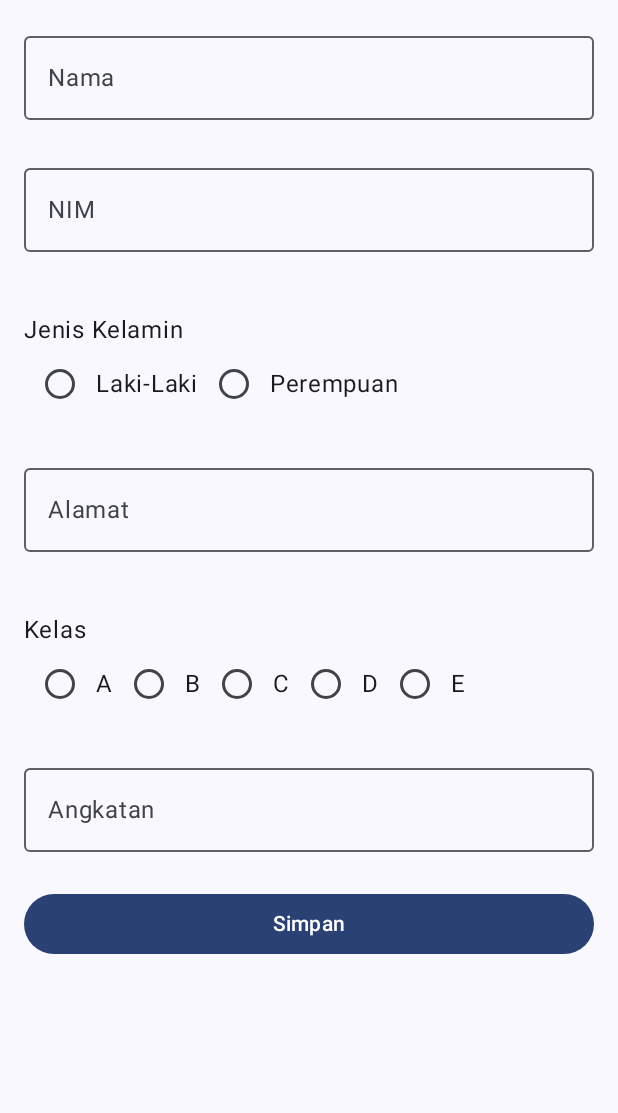
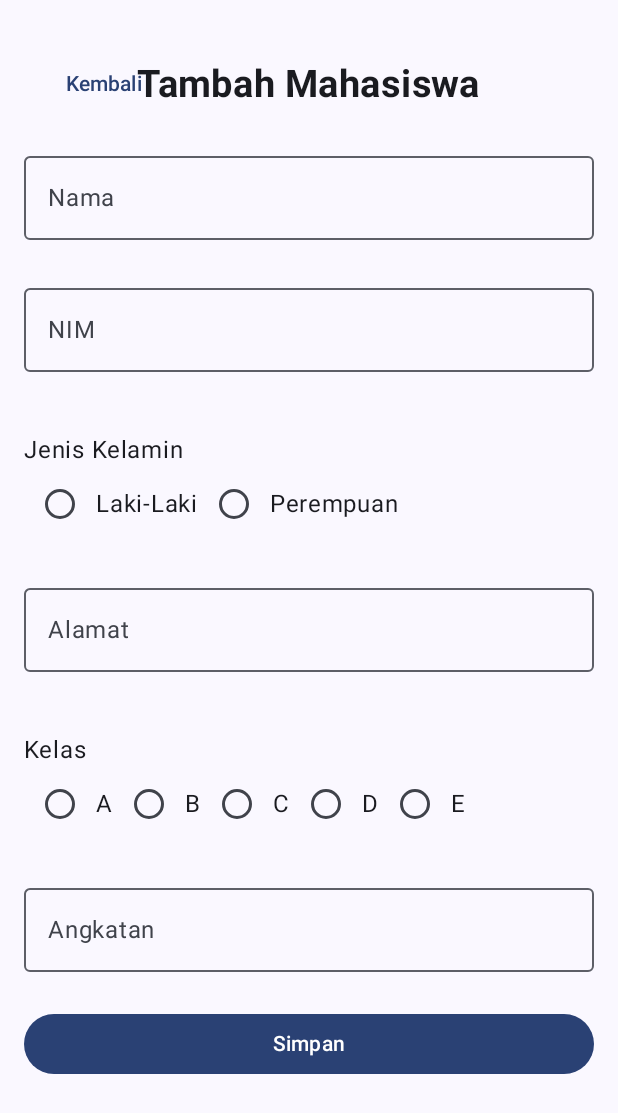
Before and after one commit to MusthafaLuthfi76/QuestRoomDatabase_201, an Android app built with Jetpack Compose: the InsertMhsView screen opened through its navigation route, on a phone screen of 412 x 824 dp. Shown: the top 1113 px of the screen. Run offline under Robolectric (Android 15) with nearby library versions, the phone set to English and light mode, and no system bars; 1 statement that could not run was skipped.

Commit message:
Menambahkan modifier di customTopAppBar

```diff
--- a/app/src/main/java/com/example/praktikumweek9/ui/view/mahasiswa/DetailMhsView.kt
+++ b/app/src/main/java/com/example/praktikumweek9/ui/view/mahasiswa/DetailMhsView.kt
@@ -52,7 +52,7 @@ fun DetailMhsView(
                 judul = "Detail Mahasiswa",
                 showBackButton = true,
                 onBack = onBack,
-                modifier = modifier
+                modifier= modifier
             )
         },
 
--- a/app/src/main/java/com/example/praktikumweek9/ui/view/mahasiswa/InsertMhsView.kt
+++ b/app/src/main/java/com/example/praktikumweek9/ui/view/mahasiswa/InsertMhsView.kt
@@ -75,7 +75,8 @@ fun InsertMhsView(
             customTopAppBar(
                 onBack = onBack,
                 showBackButton = true,
-                judul = "Tambah Mahasiswa"
+                judul = "Tambah Mahasiswa",
+                modifier = modifier
             )
 
             //Isi Body
--- a/app/src/main/java/com/example/praktikumweek9/ui/view/mahasiswa/UpdateMhsView.kt
+++ b/app/src/main/java/com/example/praktikumweek9/ui/view/mahasiswa/UpdateMhsView.kt
@@ -57,6 +57,7 @@ fun UpdateMhsView(
                 judul = "Edit Mahasiswa",
                 showBackButton = true,
                 onBack = onBack,
+                modifier = modifier
             )
         }
     ) {padding ->
```
